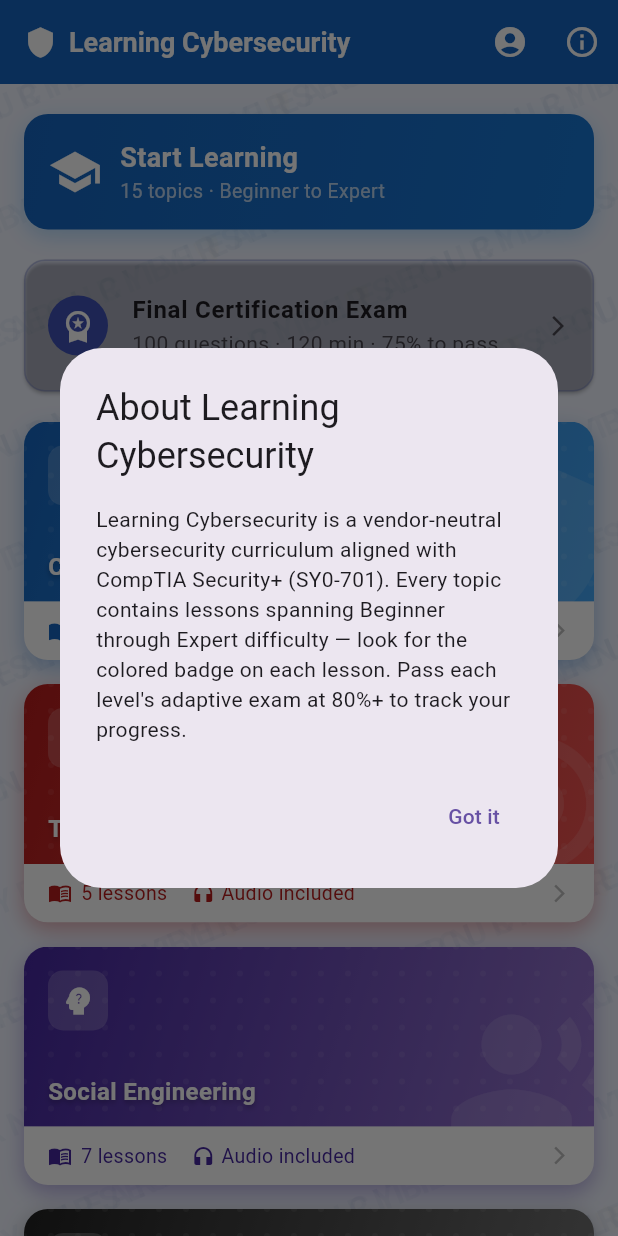
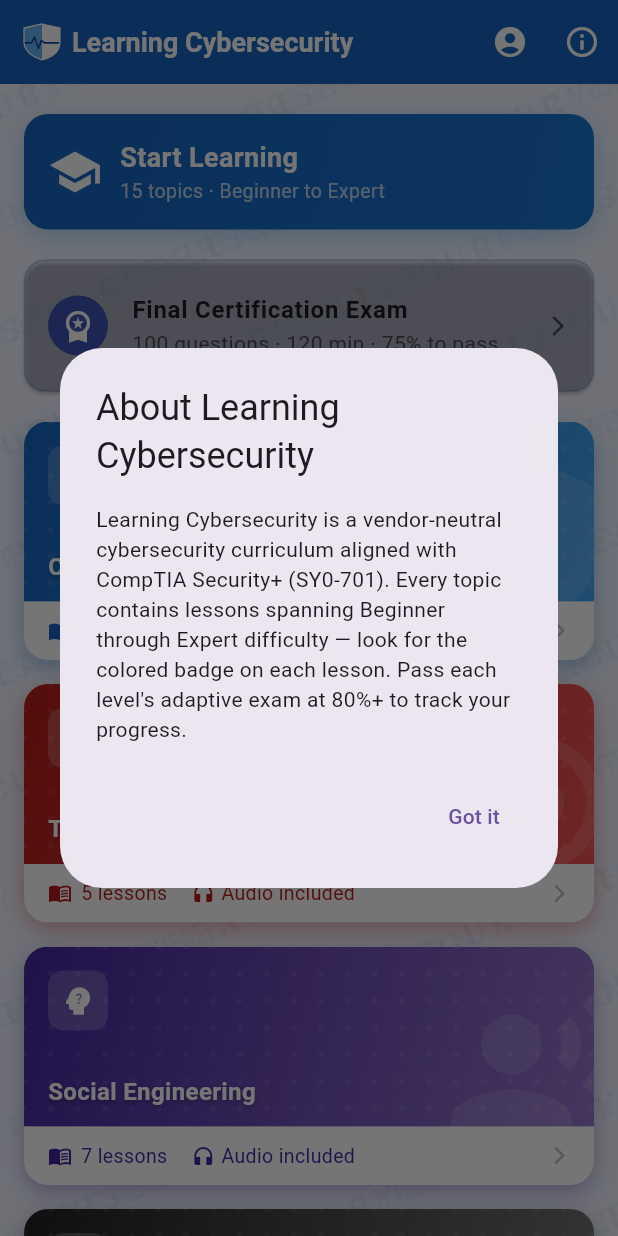
Before and after one commit to SaCyRA-Edu/Cyberpulse_academy, a Flutter app: the screen it shows once a user with an empty profile is signed in, after a tap on the "info outline" icon, on a phone screen of 412 x 824 dp. Run offline on Flutter 3.47's test engine with Material 3 defaults, Android fonts, the phone set to English and light mode, and no system bars; our stand-ins replace firebase_auth, firebase_core, flutter_tts, google_sign_in, shared_preferences; missing offline and left inert: flutter_facebook_auth; accounts and stored records are empty.

Commit message:
Add Firebase auth (Google/Facebook/Email), Gradle version fixes, new logo, Firebase config

```diff
--- a/lib/screens/splash_screen.dart
+++ b/lib/screens/splash_screen.dart
@@ -1,5 +1,6 @@
 import 'dart:math' as math;
 import 'package:flutter/material.dart';
+import '../widgets/cyberpulse_logo.dart';
 
 class SplashScreen extends StatelessWidget {
   const SplashScreen({super.key});
@@ -32,13 +33,10 @@ class SplashScreen extends StatelessWidget {
                 children: [
                   // Logo
                   Container(
-                    width: 110,
-                    height: 110,
+                    width: 116,
+                    height: 116,
                     decoration: BoxDecoration(
-                      color: Colors.white.withValues(alpha: 0.12),
                       shape: BoxShape.circle,
-                      border: Border.all(
-                          color: Colors.white.withValues(alpha: 0.3), width: 2),
                       boxShadow: [
                         BoxShadow(
                           color: Colors.blue.withValues(alpha: 0.4),
@@ -47,10 +45,13 @@ class SplashScreen extends StatelessWidget {
                         ),
                       ],
                     ),
-                    child: const Icon(
-                      Icons.shield,
-                      size: 60,
-                      color: Colors.white,
+                    child: const CyberPulseLogo(
+                      size: 116,
+                      showBackgroundCircle: true,
+                      backgroundCircleColor: Color(0xFF1565C0),
+                      lightShade: Color(0xFF1E88E5),
+                      darkShade: Color(0xFF0D47A1),
+                      outline: Color(0xFF90CAF9),
                     ),
                   ),
                   const SizedBox(height: 24),
--- a/lib/screens/topics_screen.dart
+++ b/lib/screens/topics_screen.dart
@@ -5,6 +5,7 @@ import '../services/progress_service.dart';
 import 'topic_detail_screen.dart';
 import 'final_exam_screen.dart';
 import 'account_screen.dart';
+import '../widgets/cyberpulse_logo.dart';
 
 // ── Per-module visual theme ───────────────────────────────────────────────
 class _ModuleTheme {
@@ -207,7 +208,13 @@ class _TopicsScreenState extends State<TopicsScreen> {
         elevation: 0,
         title: Row(
           children: [
-            const Icon(Icons.shield, color: Colors.white, size: 22),
+            const CyberPulseLogo(
+              size: 24,
+              lightShade: Color(0xFF64B5F6),
+              darkShade: Color(0xFFFFFFFF),
+              outline: Color(0xFFFFFFFF),
+              pulseColor: Color(0xFF0D47A1),
+            ),
             const SizedBox(width: 8),
             const Text(
               'Learning Cybersecurity',
--- /dev/null
+++ b/lib/widgets/cyberpulse_logo.dart
@@ -0,0 +1,163 @@
+import 'package:flutter/material.dart';
+
+/// The app's shield-and-pulse logo mark, drawn as a vector (CustomPainter)
+/// rather than a raster image — stays crisp at any size and can be
+/// recolored to match any theme, with no image asset to manage.
+class CyberPulseLogo extends StatelessWidget {
+  final double size;
+  final Color lightShade;
+  final Color darkShade;
+  final Color outline;
+  final Color pulseColor;
+  final bool showBackgroundCircle;
+  final Color backgroundCircleColor;
+
+  const CyberPulseLogo({
+    super.key,
+    this.size = 96,
+    this.lightShade = const Color(0xFF1E88E5),
+    this.darkShade = const Color(0xFF0D47A1),
+    this.outline = const Color(0xFF0A2E6B),
+    this.pulseColor = Colors.white,
+    this.showBackgroundCircle = false,
+    this.backgroundCircleColor = const Color(0xFF1565C0),
+  });
+
+  @override
+  Widget build(BuildContext context) {
+    return SizedBox(
+      width: size,
+      height: size,
+      child: CustomPaint(
+        painter: _CyberPulseLogoPainter(
+          lightShade: lightShade,
+          darkShade: darkShade,
+          outline: outline,
+          pulseColor: pulseColor,
+          showBackgroundCircle: showBackgroundCircle,
+          backgroundCircleColor: backgroundCircleColor,
+        ),
+      ),
+    );
+  }
+}
+
+class _CyberPulseLogoPainter extends CustomPainter {
+  final Color lightShade;
+  final Color darkShade;
+  final Color outline;
+  final Color pulseColor;
+  final bool showBackgroundCircle;
+  final Color backgroundCircleColor;
+
+  _CyberPulseLogoPainter({
+    required this.lightShade,
+    required this.darkShade,
+    required this.outline,
+    required this.pulseColor,
+    required this.showBackgroundCircle,
+    required this.backgroundCircleColor,
+  });
+
+  // Shield outline, expressed as fractions of the widget's own bounding
+  // box (0..1) so the same path scales cleanly to any requested size.
+  Path _shieldPath(Size size) {
+    final w = size.width;
+    final h = size.height;
+    final path = Path();
+    path.moveTo(0.5 * w, 0);
+    path.lineTo(1.0 * w, 0.1136 * h);
+    path.lineTo(1.0 * w, 0.5 * h);
+    path.cubicTo(1.0 * w, 0.75 * h, 0.833 * w, 0.909 * h, 0.5 * w, 1.0 * h);
+    path.cubicTo(0.25 * w, 0.909 * h, 0 * w, 0.75 * h, 0 * w, 0.5 * h);
+    path.lineTo(0, 0.1136 * h);
+    path.close();
+    return path;
+  }
+
+  @override
+  void paint(Canvas canvas, Size size) {
+    double pad = 0;
+    if (showBackgroundCircle) {
+      final circlePaint = Paint()..color = backgroundCircleColor;
+      canvas.drawCircle(
+        Offset(size.width / 2, size.height / 2),
+        size.width / 2,
+        circlePaint,
+      );
+      pad = size.width * 0.16;
+    }
+
+    final shieldRect = Rect.fromLTWH(
+      pad,
+      pad + (showBackgroundCircle ? size.height * 0.04 : 0),
+      size.width - pad * 2,
+      size.height - pad * 2 - (showBackgroundCircle ? size.height * 0.04 : 0),
+    );
+    final shieldSize = shieldRect.size;
+
+    canvas.save();
+    canvas.translate(shieldRect.left, shieldRect.top);
+
+    final shieldPath = _shieldPath(shieldSize);
+
+    // Clip to the shield silhouette, then paint the two-tone halves inside it.
+    canvas.save();
+    canvas.clipPath(shieldPath);
+
+    final leftPaint = Paint()..color = lightShade;
+    canvas.drawRect(
+      Rect.fromLTWH(0, 0, shieldSize.width / 2, shieldSize.height),
+      leftPaint,
+    );
+    final rightPaint = Paint()..color = darkShade;
+    canvas.drawRect(
+      Rect.fromLTWH(shieldSize.width / 2, 0, shieldSize.width / 2, shieldSize.height),
+      rightPaint,
+    );
+
+    // Heartbeat pulse line through the center.
+    final pulsePath = Path();
+    final pts = [
+      Offset(0, 0.523 * shieldSize.height),
+      Offset(0.208 * shieldSize.width, 0.523 * shieldSize.height),
+      Offset(0.292 * shieldSize.width, 0.364 * shieldSize.height),
+      Offset(0.400 * shieldSize.width, 0.682 * shieldSize.height),
+      Offset(0.483 * shieldSize.width, 0.455 * shieldSize.height),
+      Offset(0.567 * shieldSize.width, 0.523 * shieldSize.height),
+      Offset(1.000 * shieldSize.width, 0.523 * shieldSize.height),
+    ];
+    pulsePath.moveTo(pts.first.dx, pts.first.dy);
+    for (final p in pts.skip(1)) {
+      pulsePath.lineTo(p.dx, p.dy);
+    }
+    final pulsePaint = Paint()
+      ..color = pulseColor
+      ..style = PaintingStyle.stroke
+      ..strokeWidth = shieldSize.width * 0.045
+      ..strokeCap = StrokeCap.round
+      ..strokeJoin = StrokeJoin.round;
+    canvas.drawPath(pulsePath, pulsePaint);
+
+    canvas.restore(); // end clip
+
+    // Outline stroke on top.
+    final outlinePaint = Paint()
+      ..color = outline
+      ..style = PaintingStyle.stroke
+      ..strokeWidth = shieldSize.width * 0.035;
+    canvas.drawPath(shieldPath, outlinePaint);
+
+    canvas.restore(); // end translate
+  }
+
+  @override
+  bool shouldRepaint(covariant _CyberPulseLogoPainter oldDelegate) {
+    return oldDelegate.lightShade != lightShade ||
+        oldDelegate.darkShade != darkShade ||
+        oldDelegate.outline != outline ||
+        oldDelegate.pulseColor != pulseColor ||
+        oldDelegate.showBackgroundCircle != showBackgroundCircle ||
+        oldDelegate.backgroundCircleColor != backgroundCircleColor;
+  }
+}
```
Also changed, not shown: firebase.json (added), pubspec.lock, 11 other files.
